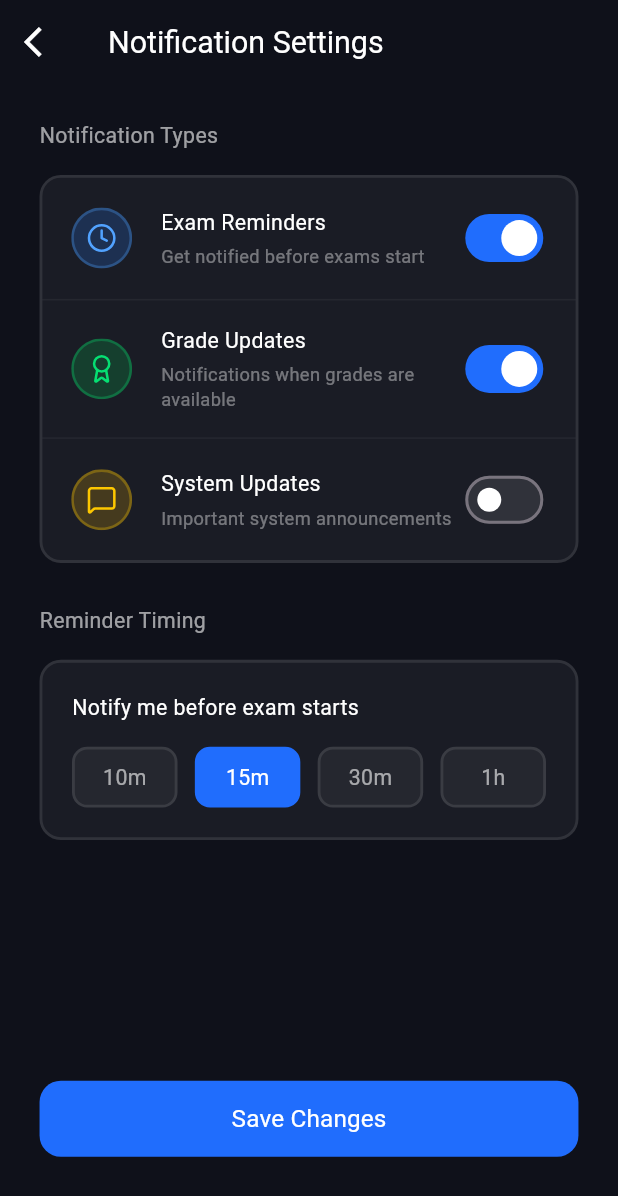
After one commit to Quiz-Monitor/Mobile-App, a Flutter app: the NotificationsSettings screen opened by its route, on a phone screen of 412 x 824 dp. The commit adds this screen. Shown: the top 1196 px of the screen. Run offline on Flutter 3.47's test engine with Material 3 defaults, Android fonts, the phone set to English and light mode, and no system bars; our stand-ins replace flutter_screenutil, flutter_svg, smooth_page_indicator.

Commit message:
feat: Implement the settings view, including notification and password management, with new routes and icons.

```diff
--- a/lib/core/routing/app_router.dart
+++ b/lib/core/routing/app_router.dart
@@ -8,6 +8,7 @@ import 'package:examify/features/profile/ui/views/settings_view.dart';
 import 'package:examify/features/signup/ui/views/role_selection_view.dart';
 import 'package:examify/features/signup/ui/views/signup.dart';
 import 'package:examify/features/login/ui/screens/forgot_password.dart';
+import 'package:examify/features/profile/ui/views/notifications_settings.dart';
 import 'package:flutter/material.dart';
 
 class AppRouter {
@@ -35,6 +36,10 @@ class AppRouter {
         return MaterialPageRoute(builder: (context) => const MainNavigation());
       case Routes.settingsScreen:
         return MaterialPageRoute(builder: (context) => const SettingsView());
+      case Routes.notificationsSettingsScreen:
+        return MaterialPageRoute(
+          builder: (context) => const NotificationsSettings(),
+        );
       default:
         return MaterialPageRoute(
           builder: (context) => const Text('No route found'),
--- a/lib/core/routing/routes.dart
+++ b/lib/core/routing/routes.dart
@@ -9,4 +9,5 @@ class Routes {
   static const String homeScreen = '/homeScreen';
   static const String settingsScreen = '/settings';
   static const String changePasswordScreen = '/changePassowrd';
+  static const String notificationsSettingsScreen = '/notificationsSettings';
 }
--- /dev/null
+++ b/lib/features/profile/ui/views/notifications_settings.dart
@@ -0,0 +1,198 @@
+import 'package:examify/core/themes/colors.dart';
+import 'package:examify/core/themes/text_styles.dart';
+import 'package:examify/core/widgets/custom_button.dart';
+import 'package:flutter/material.dart';
+import 'package:flutter_screenutil/flutter_screenutil.dart';
+import 'package:flutter_svg/svg.dart';
+
+class NotificationsSettings extends StatefulWidget {
+  const NotificationsSettings({super.key});
+
+  @override
+  State<NotificationsSettings> createState() => _NotificationsSettingsState();
+}
+
+class _NotificationsSettingsState extends State<NotificationsSettings> {
+  bool _examReminders = true;
+  bool _gradeUpdates = true;
+  bool _systemUpdates = false;
+
+  int _selectedReminderIndex = 1; // 15m selected by default
+  final List<String> _reminderTimes = ['10m', '15m', '30m', '1h'];
+
+  @override
+  Widget build(BuildContext context) {
+    return Scaffold(
+      appBar: AppBar(
+        backgroundColor: AppColors.primaryBlack,
+        elevation: 0,
+        leading: IconButton(
+          icon: const Icon(Icons.arrow_back_ios, color: Colors.white),
+          onPressed: () => Navigator.pop(context),
+        ),
+        title: Text(
+          'Notification Settings',
+          style:
+              AppTextStyles.white20, // Assuming exists, otherwise use similar
+        ),
+        centerTitle: false, // Left aligned usually in iOS/Settings
+      ),
+      body: Padding(
+        padding: EdgeInsets.symmetric(horizontal: 24.w),
+        child: Column(
+          crossAxisAlignment: CrossAxisAlignment.start,
+          children: [
+            SizedBox(height: 24.h),
+            Text('Notification Types', style: AppTextStyles.whit14w400alpha60),
+            SizedBox(height: 16.h),
+            Container(
+              decoration: BoxDecoration(
+                color: AppColors.white5,
+                borderRadius: BorderRadius.circular(14.r),
+                border: Border.all(width: 1.7.w, color: AppColors.white10),
+              ),
+              child: Column(
+                children: [
+                  _buildSwitchTile(
+                    title: 'Exam Reminders',
+                    subtitle: 'Get notified before exams start',
+                    value: _examReminders,
+                    onChanged: (val) => setState(() => _examReminders = val),
+                    icon: 'assets/icons/examreminder.svg',
+                  ),
+                  Divider(color: AppColors.white5, height: 1.7.h),
+                  _buildSwitchTile(
+                    title: 'Grade Updates',
+                    subtitle: 'Notifications when grades are available',
+                    value: _gradeUpdates,
+                    onChanged: (val) => setState(() => _gradeUpdates = val),
+                    icon: 'assets/icons/gradeUpdate.svg',
+                  ),
+                  Divider(color: AppColors.white5, height: 1.7.h),
+                  _buildSwitchTile(
+                    title: 'System Updates',
+                    subtitle: 'Important system announcements',
+                    value: _systemUpdates,
+                    onChanged: (val) => setState(() => _systemUpdates = val),
+                    icon: 'assets/icons/systemUpdates.svg',
+                  ),
+                ],
+              ),
+            ),
+            SizedBox(height: 28.h),
+            Text('Reminder Timing', style: AppTextStyles.whit14w400alpha60),
+            SizedBox(height: 16.h),
+            Container(
+              width: double.infinity,
+              padding: EdgeInsets.all(18.w),
+              decoration: BoxDecoration(
+                color: AppColors.white5,
+                borderRadius: BorderRadius.circular(14.r),
+                border: Border.all(width: 1.7.w, color: AppColors.white10),
+              ),
+              child: Column(
+                crossAxisAlignment: CrossAxisAlignment.start,
+                children: [
+                  Text(
+                    'Notify me before exam starts',
+                    style: AppTextStyles.white14w400alpha70.copyWith(
+                      color: Colors.white,
+                    ),
+                  ),
+                  SizedBox(height: 16.h),
+                  Row(
+                    mainAxisAlignment: MainAxisAlignment.spaceBetween,
+                    children: List.generate(_reminderTimes.length, (index) {
+                      return _buildReminderChip(index);
+                    }),
+                  ),
+                ],
+              ),
+            ),
+            Spacer(),
+            CustomButton(
+              buttonContent: Text(
+                'Save Changes',
+                style: AppTextStyles.white16w400,
+              ),
+              onPressed: () {
+                Navigator.pop(context);
+              },
+            ),
+            SizedBox(height: 52.h),
+          ],
+        ),
+      ),
+    );
+  }
+
+  Widget _buildSwitchTile({
+    required String title,
+    required String subtitle,
+    required bool value,
+    required ValueChanged<bool> onChanged,
+    required String icon,
+  }) {
+    return Padding(
+      padding: EdgeInsets.symmetric(horizontal: 16.w, vertical: 16.h),
+      child: Row(
+        children: [
+          SvgPicture.asset(icon, width: 40.w, height: 40.h),
+          SizedBox(width: 16.w),
+          Expanded(
+            child: Column(
+              crossAxisAlignment: CrossAxisAlignment.start,
+              children: [
+                Text(
+                  title,
+                  style: AppTextStyles.whit14w400alpha60.copyWith(
+                    color: Colors.white,
+                  ),
+                ),
+                SizedBox(height: 4.h),
+                Text(subtitle, style: AppTextStyles.white12w400alpha40),
+              ],
+            ),
+          ),
+          Switch.adaptive(
+            value: value,
+            onChanged: onChanged,
+            activeThumbColor: Colors.white,
+            activeTrackColor: AppColors.blueBorder,
+            inactiveThumbColor: Colors.white,
+            inactiveTrackColor: AppColors.white10,
+          ),
+        ],
+      ),
+    );
+  }
+
+  Widget _buildReminderChip(int index) {
+    bool isSelected = _selectedReminderIndex == index;
+    return GestureDetector(
+      onTap: () => setState(() => _selectedReminderIndex = index),
+      child: Container(
+        width: 64.w, // Approx width
+        height: 40.h,
+        decoration: BoxDecoration(
+          color: isSelected
+              ? AppColors.blueBorder
+              : AppColors.white5, // Filled blue if selected
+          borderRadius: BorderRadius.circular(10.r),
+          border: Border.all(
+            width: 1.7.w,
+            color: isSelected ? AppColors.blueBorder : AppColors.white10,
+          ),
+        ),
+        child: Center(
+          child: Text(
+            _reminderTimes[index],
+            style: isSelected
+                ? AppTextStyles.white16w400.copyWith(fontSize: 14.sp)
+                : AppTextStyles.whit14w400alpha60.copyWith(fontSize: 14.sp),
+          ),
+        ),
+      ),
+    );
+  }
+}
--- a/lib/features/profile/ui/views/settings_view.dart
+++ b/lib/features/profile/ui/views/settings_view.dart
@@ -42,6 +42,12 @@ class SettingsView extends StatelessWidget {
             Text('Notifications', style: AppTextStyles.white14w400alpha70),
             SizedBox(height: 12.h),
             SettingsTypeCard(
+              onTap: () {
+                Navigator.pushNamed(
+                  context,
+                  Routes.notificationsSettingsScreen,
+                );
+              },
               title: 'Notifications Settings',
               subtitle: 'Manage your notifications',
 
```
Also changed, not shown: assets/icons/examreminder.svg (added), assets/icons/gradeUpdate.svg (added), assets/icons/systemUpdates.svg (added).
